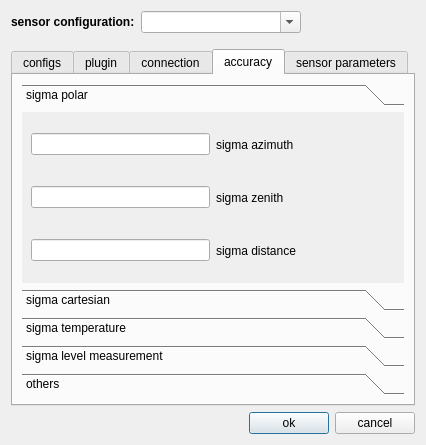
Before: the Qt Designer form ui/sensorplugindialog.ui in OpenIndy/OpenIndy, drawn with Qt 5.
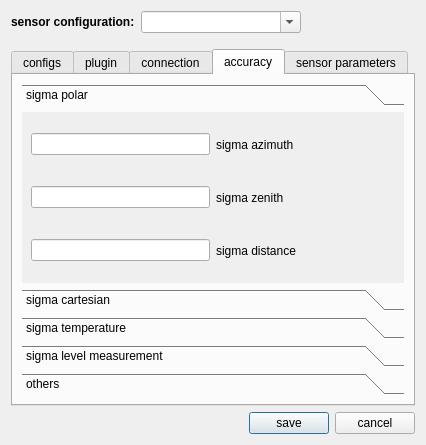
After: the same form once the commit is applied. The open tabs and pages were chosen to show the change.

The edit to the form file:
```diff
--- a/ui/sensorplugindialog.ui
+++ b/ui/sensorplugindialog.ui
@@ -599,7 +599,7 @@
        <item>
         <widget class="QPushButton" name="pushButton_ok">
          <property name="text">
-          <string>ok</string>
+          <string>save</string>
          </property>
         </widget>
        </item>
```
Left out of the diff: 4 changed lines with no effect on the pictures.
